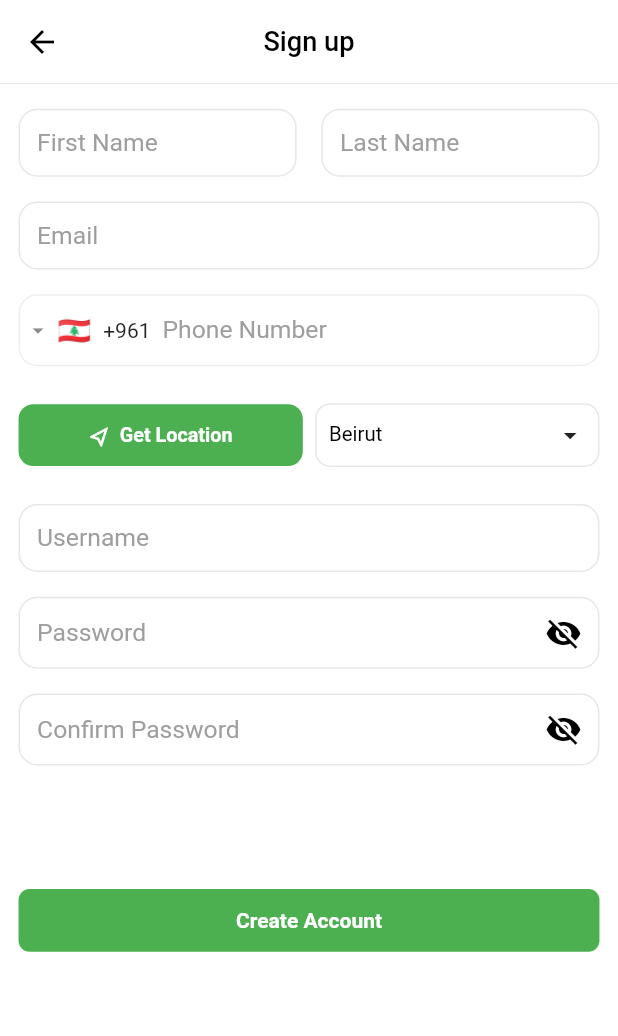
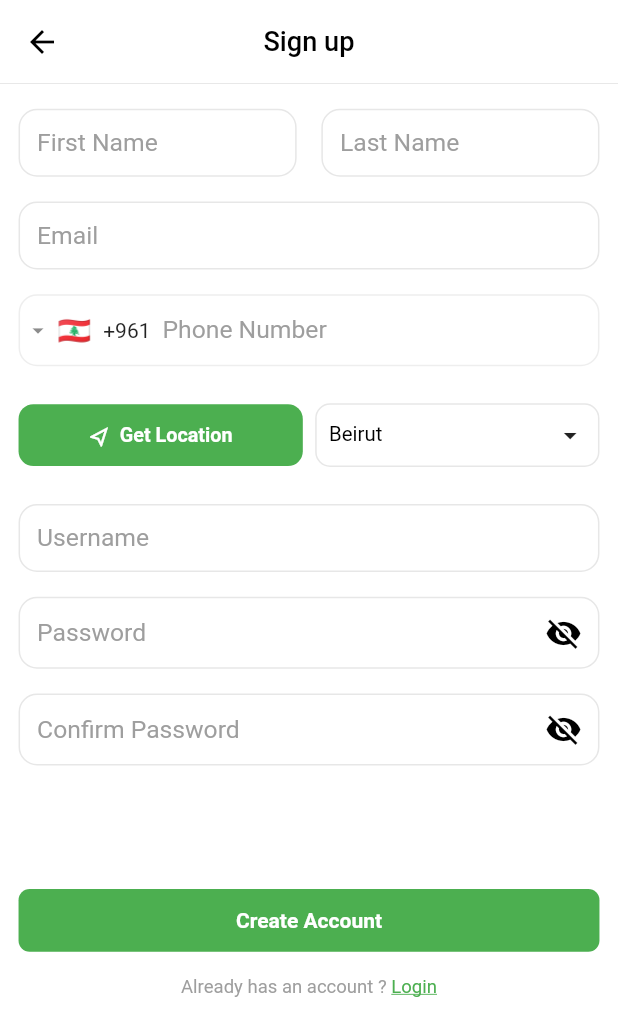
Before and after one commit to hassanyassiin/resort, a Flutter app: the Signup_Screen screen opened by its route, on a phone screen of 412 x 824 dp. Shown: the top 1036 px of the screen. Run offline on Flutter 3.47's test engine with Material 3 defaults, Android fonts, the phone set to English and light mode, and no system bars; drawn by our look-alikes of intl_phone_field; our stand-ins replace carousel_slider, geolocator, image_cropper, image_picker, responsive_sizer, shared_preferences; accounts and stored records are empty.

```diff
--- a/lib/Authentication/Screens/Login_Screen.dart
+++ b/lib/Authentication/Screens/Login_Screen.dart
@@ -3,6 +3,8 @@ import 'package:provider/provider.dart';
 import 'package:responsive_sizer/responsive_sizer.dart';
 
 import '../../Authentication/Providers/Authentication.dart';
+
+import '../../../Navigator_Screens/Main_Screen.dart';
 
 import '../../Global/Functions/Errors.dart';
 import '../../../Global/Functions/Colors.dart';
@@ -47,7 +49,8 @@ class _Login_ScreenState extends State<Login_Screen> {
 
         if (mounted) {
           // To pop up the Loading screen
-          return Navigator.pop(context);
+          Navigator.pop(context);
+          Navigator.pushNamed(context, Main_Screen.routeName);
         }
       } catch (error) {
         if (mounted) {
--- a/lib/Authentication/Screens/Signup_Screen.dart
+++ b/lib/Authentication/Screens/Signup_Screen.dart
@@ -4,11 +4,14 @@ import 'package:responsive_sizer/responsive_sizer.dart';
 
 import '../../../Authentication/Providers/Authentication.dart';
 
+import '../../../Navigator_Screens/Main_Screen.dart';
+
 import '../../../Global/Functions/Colors.dart';
 import '../../../Global/Functions/Errors.dart';
 
 import '../../../Global/Widgets/AppBar.dart';
 import '../../../Global/Widgets/Buttons.dart';
+import '../../../Global/Widgets/Texts.dart';
 import '../../../Global/Widgets/Toasts.dart';
 import '../../../Global/Widgets/TextFormField.dart';
 import '../../../Global/Widgets/Password_TextFormField.dart';
@@ -17,6 +20,7 @@ import '../../../Global/Widgets/Phone_Number_TextFormField.dart';
 import '../../../Global/Screens/Loading_Screen.dart';
 
 import '../../../Authentication/Widgets/Signup____Location_Item.dart';
+import '../../../Authentication/Screens/Login_Screen.dart';
 
 class Signup_Screen extends StatefulWidget {
   const Signup_Screen({super.key});
@@ -90,6 +94,8 @@ class _Signup_ScreenState extends State<Signup_Screen> {
         if (mounted) {
           // To Popup the Loading Screen.
           Navigator.pop(context);
+
+          Navigator.pushNamed(context, Main_Screen.routeName);
         }
       } catch (error) {
         if (mounted) {
@@ -239,6 +245,35 @@ class _Signup_ScreenState extends State<Signup_Screen> {
                     title: 'Create Account',
                     onTap: Create_Account,
                   ),
+                  SizedBox(height: 2.h),
+                  Row(
+                    mainAxisAlignment: MainAxisAlignment.center,
+                    crossAxisAlignment: CrossAxisAlignment.start,
+                    mainAxisSize: MainAxisSize.max,
+                    children: <Widget>[
+                      Flexible(
+                        child: C_Text(
+                          max_lines: 1,
+                          color: Get_Grey,
+                          font_size: 1.5,
+                          text: 'Already has an account ? ',
+                        ),
+                      ),
+                      GestureDetector(
+                        onTap: () => Navigator.pushNamed(
+                          context,
+                          Login_Screen.routeName,
+                        ),
+                        child: C_Text(
+                          max_lines: 1,
+                          font_size: 1.5,
+                          color: Get_Primary,
+                          text: 'Login',
+                          text_decoration: TextDecoration.underline,
+                        ),
+                      )
+                    ],
+                  ),
                 ],
               ),
             ),
--- a/lib/Navigator_Screens/Chat_Screen.dart
+++ b/lib/Navigator_Screens/Chat_Screen.dart
@@ -16,7 +16,9 @@ class _Chat_ScreenState extends State<Chat_Screen> {
   Widget build(BuildContext context) {
     return Scaffold(
       backgroundColor: Get_White,
-      appBar: C_AppBar(),
+      appBar: C_AppBar(
+        leading_widget: const SizedBox(),
+      ),
     );
   }
 }
--- a/lib/Navigator_Screens/Users_Screen.dart
+++ b/lib/Navigator_Screens/Users_Screen.dart
@@ -17,7 +17,10 @@ class _Users_ScreenState extends State<Users_Screen> {
   Widget build(BuildContext context) {
     return Scaffold(
       backgroundColor: Get_White,
-      appBar: C_AppBar(title: 'Users'),
+      appBar: C_AppBar(
+        title: 'Users',
+        leading_widget: const SizedBox(),
+      ),
       body: ListView(
         padding: EdgeInsets.symmetric(horizontal: 2.w, vertical: 1.5.h),
       ),
--- a/lib/main.dart
+++ b/lib/main.dart
@@ -66,6 +66,7 @@ class MyApp extends StatelessWidget {
             ),
             routes: {
               Users_Screen.routeName: (context) => const Users_Screen(),
+              Main_Screen.routeName: (context) => const Main_Screen(),
               Signup_Screen.routeName: (context) => const Signup_Screen(),
               Login_Screen.routeName: (context) => const Login_Screen(),
               Intro_Screen_Two.routeName: (context) => const Intro_Screen_Two(),
```
Also changed, not shown: lib/Authentication/Providers/Authentication.dart (+7 -1 lines), lib/Authentication/Widgets/Signup____Location_Item.dart (+4 -5 lines), lib/Navigator_Screens/Main_Screen.dart (+12 -1 lines).
